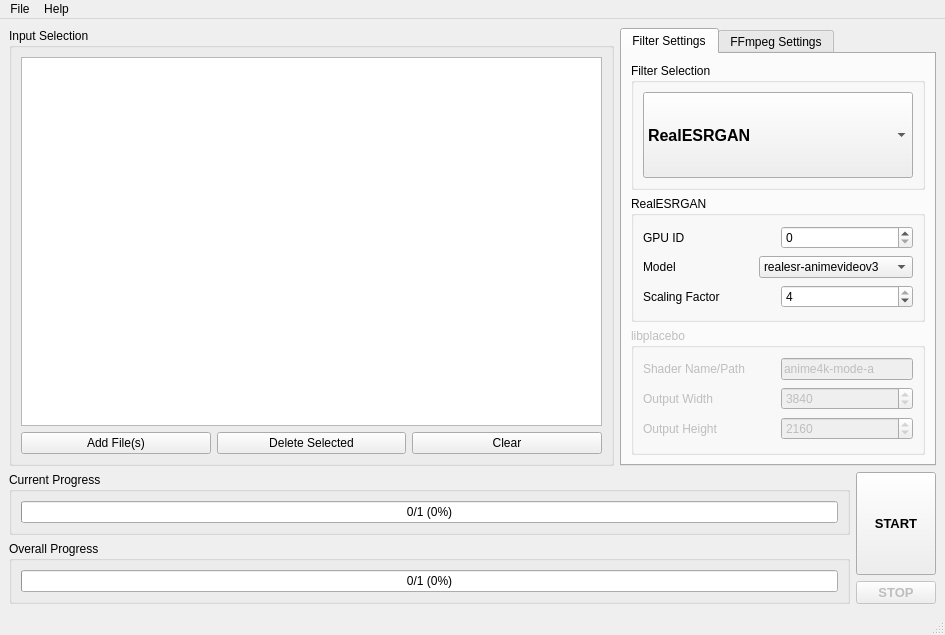
k4yt3x/video2x-qt6, file src/mainwindow.ui: the form before one commit.
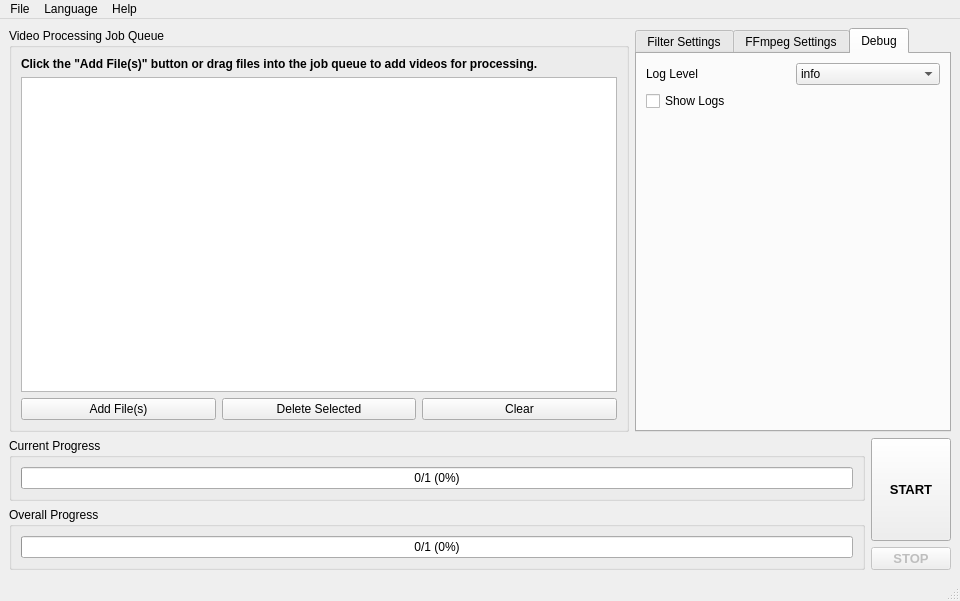
The form after the commit. The open tabs and pages were chosen to show the change. Custom widgets are drawn as their Qt base class.

Commit message: feat: added debug options and zh_CN translation

```diff
--- a/src/mainwindow.ui
+++ b/src/mainwindow.ui
@@ -6,8 +6,8 @@
    <rect>
     <x>0</x>
     <y>0</y>
-    <width>945</width>
-    <height>635</height>
+    <width>960</width>
+    <height>590</height>
    </rect>
   </property>
   <property name="windowTitle">
@@ -26,12 +26,24 @@
          </sizepolicy>
         </property>
         <property name="title">
-         <string>Input Selection</string>
+         <string>Video Processing Job Queue</string>
         </property>
         <property name="flat">
          <bool>false</bool>
         </property>
         <layout class="QVBoxLayout" name="verticalLayout_10">
+         <item>
+          <widget class="QLabel" name="label_15">
+           <property name="font">
+            <font>
+             <bold>true</bold>
+            </font>
+           </property>
+           <property name="text">
+            <string>Click the &quot;Add File(s)&quot; button or drag files into the job queue to add videos for processing.</string>
+           </property>
+          </widget>
+         </item>
          <item>
           <widget class="FileDropListView" name="inputSelectionListView">
            <property name="acceptDrops">
@@ -43,6 +55,12 @@
            <property name="dragDropMode">
             <enum>QAbstractItemView::DragDropMode::DragDrop</enum>
            </property>
+           <property name="selectionMode">
+            <enum>QAbstractItemView::SelectionMode::ExtendedSelection</enum>
+           </property>
+           <property name="viewMode">
+            <enum>QListView::ViewMode::ListMode</enum>
+           </property>
           </widget>
          </item>
          <item>
@@ -93,6 +111,12 @@
            <layout class="QVBoxLayout" name="verticalLayout_15">
             <item>
              <widget class="QGroupBox" name="groupBox_4">
+              <property name="sizePolicy">
+               <sizepolicy hsizetype="Preferred" vsizetype="Preferred">
+                <horstretch>0</horstretch>
+                <verstretch>0</verstretch>
+               </sizepolicy>
+              </property>
               <property name="title">
                <string>Filter Selection</string>
               </property>
@@ -105,9 +129,15 @@
                    <verstretch>0</verstretch>
                   </sizepolicy>
                  </property>
+                 <property name="minimumSize">
+                  <size>
+                   <width>0</width>
+                   <height>0</height>
+                  </size>
+                 </property>
                  <property name="font">
                   <font>
-                   <pointsize>12</pointsize>
+                   <pointsize>16</pointsize>
                    <bold>true</bold>
                   </font>
                  </property>
@@ -131,6 +161,12 @@
             </item>
             <item>
              <widget class="QGroupBox" name="realesrganGroupBox">
+              <property name="sizePolicy">
+               <sizepolicy hsizetype="Preferred" vsizetype="Preferred">
+                <horstretch>0</horstretch>
+                <verstretch>0</verstretch>
+               </sizepolicy>
+              </property>
               <property name="title">
                <string>RealESRGAN</string>
               </property>
@@ -227,37 +263,16 @@
               <property name="enabled">
                <bool>false</bool>
               </property>
+              <property name="sizePolicy">
+               <sizepolicy hsizetype="Preferred" vsizetype="Preferred">
+                <horstretch>0</horstretch>
+                <verstretch>0</verstretch>
+               </sizepolicy>
+              </property>
               <property name="title">
                <string>libplacebo</string>
               </property>
               <layout class="QVBoxLayout" name="verticalLayout_14">
-               <item>
-                <layout class="QHBoxLayout" name="horizontalLayout_7">
-                 <item>
-                  <widget class="QLabel" name="label_3">
-                   <property name="text">
-                    <string>Shader Name/Path</string>
-                   </property>
-                  </widget>
-                 </item>
-                 <item>
-                  <widget class="QLineEdit" name="libplaceboShaderNameLineEdit">
-                   <property name="sizePolicy">
-                    <sizepolicy hsizetype="Preferred" vsizetype="Fixed">
-                     <horstretch>0</horstretch>
-                     <verstretch>0</verstretch>
-                    </sizepolicy>
-                   </property>
-                   <property name="toolTip">
-                    <string>&lt;html&gt;&lt;head/&gt;&lt;body&gt;&lt;p&gt;Name of or path to the MPV-compatible GLSL shader you want to use.&lt;/p&gt;&lt;p&gt;anime4k-mode-a is included with this program.&lt;/p&gt;&lt;/body&gt;&lt;/html&gt;</string>
-                   </property>
-                   <property name="text">
-                    <string>anime4k-mode-a</string>
-                   </property>
-                  </widget>
-                 </item>
-                </layout>
-               </item>
                <item>
                 <layout class="QHBoxLayout" name="horizontalLayout_8">
                  <item>
@@ -324,6 +339,40 @@
                  </item>
                 </layout>
                </item>
+               <item>
+                <layout class="QHBoxLayout" name="horizontalLayout_7">
+                 <item>
+                  <widget class="QLabel" name="label_3">
+                   <property name="text">
+                    <string>GLSL Shader Name/Path</string>
+                   </property>
+                  </widget>
+                 </item>
+                 <item>
+                  <widget class="QLineEdit" name="libplaceboShaderNameLineEdit">
+                   <property name="sizePolicy">
+                    <sizepolicy hsizetype="Preferred" vsizetype="Fixed">
+                     <horstretch>0</horstretch>
+                     <verstretch>0</verstretch>
+                    </sizepolicy>
+                   </property>
+                   <property name="toolTip">
+                    <string>&lt;html&gt;&lt;head/&gt;&lt;body&gt;&lt;p&gt;Name of or path to the MPV-compatible GLSL shader you want to use.&lt;/p&gt;&lt;p&gt;anime4k-mode-a is included with this program.&lt;/p&gt;&lt;/body&gt;&lt;/html&gt;</string>
+                   </property>
+                   <property name="text">
+                    <string>anime4k-mode-a</string>
+                   </property>
+                  </widget>
+                 </item>
+                </layout>
+               </item>
+               <item>
+                <widget class="QPushButton" name="libplaceboSelectGlslShaderPushButton">
+                 <property name="text">
+                  <string>Select GLSL Shader File</string>
+                 </property>
+                </widget>
+               </item>
               </layout>
              </widget>
             </item>
@@ -548,6 +597,96 @@
             </item>
            </layout>
           </widget>
+          <widget class="QWidget" name="tab">
+           <attribute name="title">
+            <string>Debug</string>
+           </attribute>
+           <layout class="QVBoxLayout" name="verticalLayout_7">
+            <item>
+             <layout class="QHBoxLayout" name="horizontalLayout_19">
+              <item>
+               <widget class="QLabel" name="label_14">
+                <property name="text">
+                 <string>Log Level</string>
+                </property>
+               </widget>
+              </item>
+              <item>
+               <widget class="QComboBox" name="debugLogLevelComboBox">
+                <property name="toolTip">
+                 <string>&lt;html&gt;&lt;head/&gt;&lt;body&gt;&lt;p&gt;Sets the verbosity of the log, where 'trace' is the most verbose, and 'none' is the least verbose, disabling all logging output.&lt;/p&gt;&lt;/body&gt;&lt;/html&gt;</string>
+                </property>
+                <property name="currentIndex">
+                 <number>2</number>
+                </property>
+                <item>
+                 <property name="text">
+                  <string>trace</string>
+                 </property>
+                </item>
+                <item>
+                 <property name="text">
+                  <string>debug</string>
+                 </property>
+                </item>
+                <item>
+                 <property name="text">
+                  <string>info</string>
+                 </property>
+                </item>
+                <item>
+                 <property name="text">
+                  <string>warning</string>
+                 </property>
+                </item>
+                <item>
+                 <property name="text">
+                  <string>error</string>
+                 </property>
+                </item>
+                <item>
+                 <property name="text">
+                  <string>critical</string>
+                 </property>
+                </item>
+                <item>
+                 <property name="text">
+                  <string>off</string>
+                 </property>
+                </item>
+               </widget>
+              </item>
+             </layout>
+            </item>
+            <item>
+             <layout class="QHBoxLayout" name="horizontalLayout_18">
+              <item>
+               <widget class="QCheckBox" name="debugShowLogsCheckBox">
+                <property name="toolTip">
+                 <string>&lt;html&gt;&lt;head/&gt;&lt;body&gt;&lt;p&gt;Displays the logs in a console window (Windows only). On other platforms, the logs will be printed in the terminal.&lt;/p&gt;&lt;/body&gt;&lt;/html&gt;</string>
+                </property>
+                <property name="text">
+                 <string>Show Logs</string>
+                </property>
+               </widget>
+              </item>
+             </layout>
+            </item>
+            <item>
+             <spacer name="verticalSpacer">
+              <property name="orientation">
+               <enum>Qt::Orientation::Vertical</enum>
+              </property>
+              <property name="sizeHint" stdset="0">
+               <size>
+                <width>20</width>
+                <height>40</height>
+               </size>
+              </property>
+             </spacer>
+            </item>
+           </layout>
+          </widget>
          </widget>
         </item>
        </layout>
@@ -670,7 +809,7 @@
     <rect>
      <x>0</x>
      <y>0</y>
-     <width>945</width>
+     <width>1017</width>
      <height>21</height>
     </rect>
    </property>
@@ -686,7 +825,15 @@
     </property>
     <addaction name="actionAbout"/>
    </widget>
+   <widget class="QMenu" name="menuLanguage">
+    <property name="title">
+     <string>Language</string>
+    </property>
+    <addaction name="actionLanguageENUS"/>
+    <addaction name="actionLanguageZHCN"/>
+   </widget>
    <addaction name="menuFile"/>
+   <addaction name="menuLanguage"/>
    <addaction name="menuHelp"/>
   </widget>
   <widget class="QStatusBar" name="statusbar"/>
```
Left out of the diff: 27 changed lines with no effect on the pictures. The commit also changes 7 other files.
